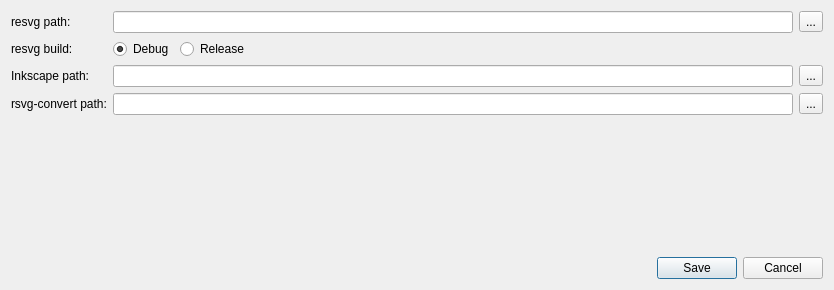
This is tools/vdiff/src/settingsdialog.ui in RazrFalcon/resvg-test-suite as Qt 5 draws it before an edit. The edited form follows.
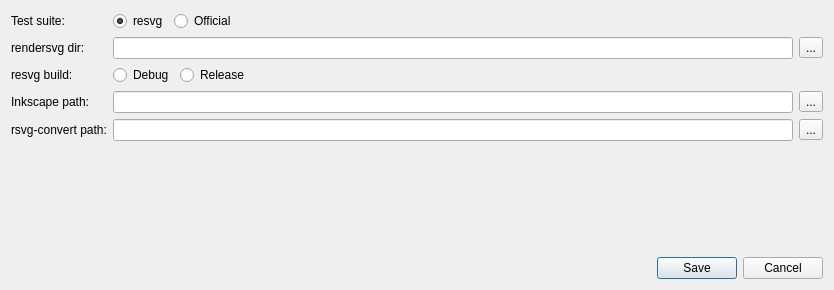
This is the edited form.

Commit message: Added support for the official SVG test suite.

Patch:
```diff
--- a/tools/vdiff/src/settingsdialog.ui
+++ b/tools/vdiff/src/settingsdialog.ui
@@ -16,55 +16,55 @@
   <layout class="QVBoxLayout" name="verticalLayout">
    <item>
     <layout class="QGridLayout" name="gridLayout">
-     <item row="0" column="0">
+     <item row="1" column="0">
       <widget class="QLabel" name="label_5">
        <property name="text">
-        <string>resvg path:</string>
+        <string>rendersvg dir:</string>
        </property>
       </widget>
      </item>
-     <item row="2" column="0">
+     <item row="3" column="0">
       <widget class="QLabel" name="label_3">
        <property name="text">
         <string>Inkscape path:</string>
        </property>
       </widget>
      </item>
-     <item row="2" column="1">
+     <item row="3" column="1">
       <widget class="QLineEdit" name="lineEditInkscape"/>
      </item>
-     <item row="3" column="2">
+     <item row="4" column="2">
       <widget class="QToolButton" name="btnSelectRsvg">
        <property name="text">
         <string>...</string>
        </property>
       </widget>
      </item>
-     <item row="2" column="2">
+     <item row="3" column="2">
       <widget class="QToolButton" name="btnSelectInkscape">
        <property name="text">
         <string>...</string>
        </property>
       </widget>
      </item>
-     <item row="1" column="0">
+     <item row="2" column="0">
       <widget class="QLabel" name="label_2">
        <property name="text">
         <string>resvg build:</string>
        </property>
       </widget>
      </item>
-     <item row="3" column="0">
+     <item row="4" column="0">
       <widget class="QLabel" name="label_4">
        <property name="text">
         <string>rsvg-convert path:</string>
        </property>
       </widget>
      </item>
-     <item row="3" column="1">
+     <item row="4" column="1">
       <widget class="QLineEdit" name="lineEditRsvg"/>
      </item>
-     <item row="1" column="1" colspan="2">
+     <item row="2" column="1" colspan="2">
       <layout class="QHBoxLayout" name="horizontalLayout">
        <item>
         <widget class="QRadioButton" name="rBtnDebug">
@@ -91,16 +91,50 @@
        </item>
       </layout>
      </item>
-     <item row="0" column="1">
+     <item row="1" column="1">
       <widget class="QLineEdit" name="lineEditResvg"/>
      </item>
-     <item row="0" column="2">
+     <item row="1" column="2">
       <widget class="QToolButton" name="btnSelectResvg">
        <property name="text">
         <string>...</string>
        </property>
       </widget>
      </item>
+     <item row="0" column="0">
+      <widget class="QLabel" name="label">
+       <property name="text">
+        <string>Test suite:</string>
+       </property>
+      </widget>
+     </item>
+     <item row="0" column="1" colspan="2">
+      <layout class="QHBoxLayout" name="horizontalLayout_2">
+       <item>
+        <widget class="QRadioButton" name="rBtnSuiteResvg">
+         <property name="text">
+          <string>resvg</string>
+         </property>
+         <property name="checked">
+          <bool>true</bool>
+         </property>
+        </widget>
+       </item>
+       <item>
+        <widget class="QRadioButton" name="rBtnSuiteOfficial">
+         <property name="sizePolicy">
+          <sizepolicy hsizetype="Expanding" vsizetype="Fixed">
+           <horstretch>0</horstretch>
+           <verstretch>0</verstretch>
+          </sizepolicy>
+         </property>
+         <property name="text">
+          <string>Official</string>
+         </property>
+        </widget>
+       </item>
+      </layout>
+     </item>
     </layout>
    </item>
    <item>
```
The commit also changes 21 other files.
